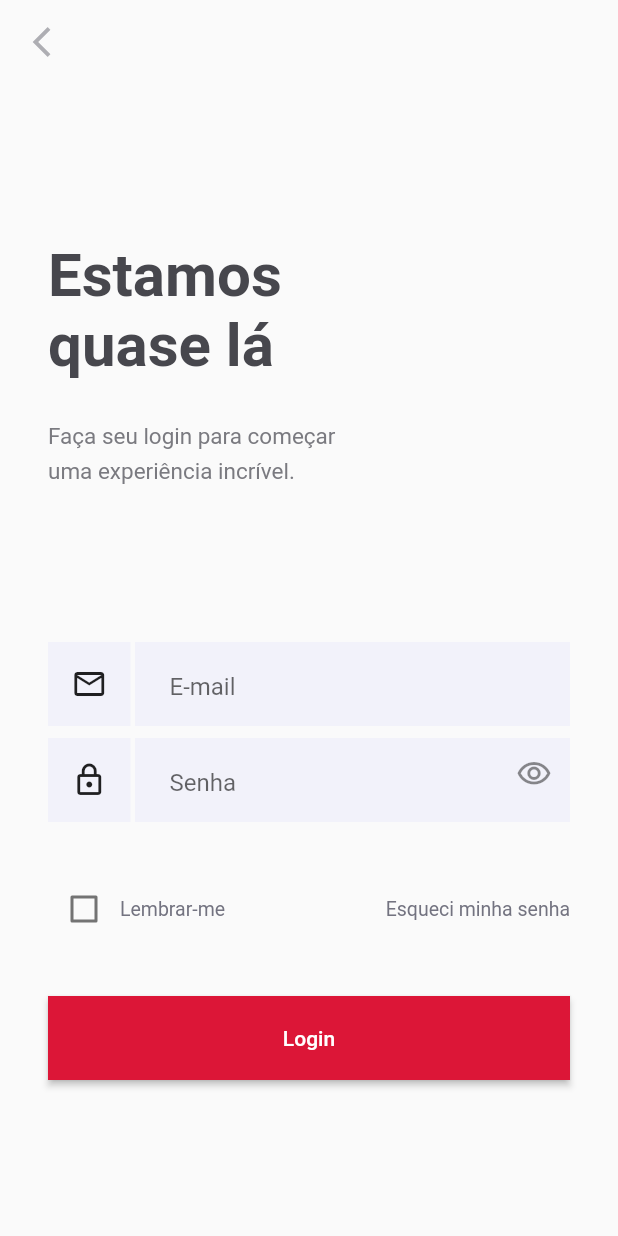
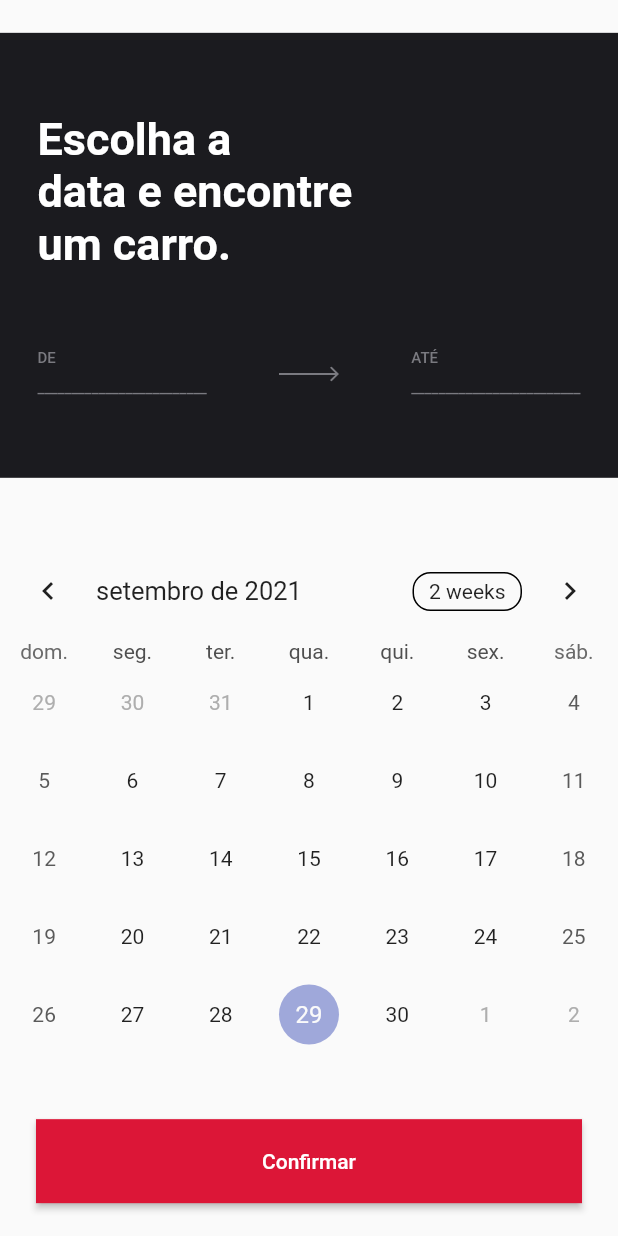
Before and after one commit to samples-flutter/rentx-app, a Flutter app: the LoginPage screen opened directly, after a tap on "Login", on a phone screen of 412 x 824 dp. Run offline on Flutter 3.47's test engine with Material 2 defaults, Android fonts, the phone set to English and light mode, and no system bars; drawn by our look-alikes of table_calendar; our stand-ins replace flutter_svg.

Commit message:
feat: create calendar

```diff
--- a/lib/main.dart
+++ b/lib/main.dart
@@ -1,9 +1,10 @@
 import 'package:flutter/material.dart';
-import 'package:rentx/pages/login/login_page.dart';
+import 'package:intl/date_symbol_data_local.dart';
+
 import 'package:rentx/pages/splashscreen/splash_union.dart';
 
 void main() {
-  runApp(MyApp());
+ initializeDateFormatting().then((value) => runApp(MyApp()));
 }
 
 Map<int, Color> color = {
--- a/lib/pages/login/login_page.dart
+++ b/lib/pages/login/login_page.dart
@@ -2,6 +2,7 @@ import 'package:flutter/material.dart';
 import 'package:rentx/app/widget/app_bar_rendx.dart';
 import 'package:rentx/app/widget/button_rentx.dart';
 import 'package:rentx/pages/login/widget/text_field_login.dart';
+import 'package:rentx/pages/search_car/search_car_page.dart';
 import 'package:rentx/styles/app_colors.dart';
 
 class LoginPage extends StatelessWidget {
@@ -11,7 +12,9 @@ class LoginPage extends StatelessWidget {
   Widget build(BuildContext context) {
     return Scaffold(
       appBar: AppBarRendX(),
-      body: Container(
+      body: SingleChildScrollView(
+        child: Container(
+          height: MediaQuery.of(context).size.height,
           padding: EdgeInsets.only(left: 32, right: 32),
           child: Column(
             mainAxisAlignment: MainAxisAlignment.spaceEvenly,
@@ -80,12 +83,18 @@ class LoginPage extends StatelessWidget {
                       child: ButtonRentx(
                           label: "Login",
                           color: AppColors.primary,
-                        action: () {}))
+                          action: () {
+                            Navigator.push(
+                                context,
+                                MaterialPageRoute(
+                                    builder: (_) => SearchCarPage()));
+                          }))
                 ],
               ),
             ],
           ),
         ),
+      ),
     );
   }
 }
--- a/lib/pages/login/widget/text_field_login.dart
+++ b/lib/pages/login/widget/text_field_login.dart
@@ -43,6 +43,10 @@ class _TextFieldLoginState extends State<TextFieldLogin> {
               child: Container(
                 height: 56,
                 child: TextField(
+                  obscureText: widget.inputType == InputType.password,
+                  keyboardType: widget.inputType == InputType.email
+                      ? TextInputType.emailAddress
+                      : TextInputType.visiblePassword,
                   onChanged: widget.onChange,
                   decoration: InputDecoration(
                       contentPadding: EdgeInsets.only(left: 23, top: 20),
--- /dev/null
+++ b/lib/pages/search_car/search_car_page.dart
@@ -0,0 +1,104 @@
+import 'package:flutter/material.dart';
+import 'package:flutter_svg/flutter_svg.dart';
+import 'package:rentx/app/widget/button_rentx.dart';
+import 'package:rentx/pages/search_car/widget/calendar_widget.dart';
+import 'package:rentx/styles/app_colors.dart';
+import 'package:table_calendar/table_calendar.dart';
+
+class SearchCarPage extends StatefulWidget {
+  const SearchCarPage({Key? key}) : super(key: key);
+
+  @override
+  _SearchCarPageState createState() => _SearchCarPageState();
+}
+
+class _SearchCarPageState extends State<SearchCarPage> {
+  CalendarFormat _calendarFormat = CalendarFormat.month;
+  DateTime _focusedDay = DateTime.now();
+  DateTime? _selectedDay;
+
+  @override
+  Widget build(BuildContext context) {
+    final size = MediaQuery.of(context).size;
+
+    return Scaffold(
+      body: Column(
+        mainAxisAlignment: MainAxisAlignment.spaceAround,
+        children: [
+          Container(
+            padding: EdgeInsets.symmetric(horizontal: 25),
+            color: AppColors.black,
+            width: size.width,
+            height: size.height * 0.36,
+            child: Column(
+              mainAxisAlignment: MainAxisAlignment.spaceEvenly,
+              crossAxisAlignment: CrossAxisAlignment.start,
+              children: [
+                Text(
+                  'Escolha a\ndata e encontre\num carro.',
+                  style: TextStyle(
+                      color: Colors.white,
+                      fontSize: 30,
+                      fontWeight: FontWeight.w600),
+                ),
+                Row(
+                  mainAxisAlignment: MainAxisAlignment.spaceBetween,
+                  children: [
+                    Column(
+                      crossAxisAlignment: CrossAxisAlignment.start,
+                      children: [
+                        Text(
+                          'DE',
+                          style: TextStyle(
+                              fontSize: 10,
+                              color: AppColors.grayText,
+                              fontWeight: FontWeight.w500),
+                        ),
+                        const SizedBox(height: 8),
+                        Text(
+                          '_________________________',
+                          style: TextStyle(
+                              fontSize: 10,
+                              color: AppColors.grayText,
+                              fontWeight: FontWeight.w500),
+                        ),
+                      ],
+                    ),
+                    SvgPicture.asset('images/arrow.svg'),
+                    Column(
+                      crossAxisAlignment: CrossAxisAlignment.start,
+                      children: [
+                        Text(
+                          'ATÉ',
+                          style: TextStyle(
+                              fontSize: 10,
+                              color: AppColors.grayText,
+                              fontWeight: FontWeight.w500),
+                        ),
+                        const SizedBox(height: 8),
+                        Text(
+                          '_________________________',
+                          style: TextStyle(
+                              fontSize: 10,
+                              color: AppColors.grayText,
+                              fontWeight: FontWeight.w500),
+                        ),
+                      ],
+                    ),
+                  ],
+                )
+              ],
+            ),
+          ),
+          CalendarWidget(),
+          Container(
+            padding: EdgeInsets.symmetric(horizontal: 24),
+            width: size.width,
+            child: ButtonRentx(
+                label: "Confirmar", color: AppColors.primary, action: () => {}),
+          )
+        ],
+      ),
+    );
+  }
+}
--- /dev/null
+++ b/lib/pages/search_car/widget/calendar_widget.dart
@@ -0,0 +1,62 @@
+import 'package:flutter/material.dart';
+import 'package:table_calendar/table_calendar.dart';
+
+class CalendarWidget extends StatefulWidget {
+  @override
+  _CalendarWidgetState createState() => _CalendarWidgetState();
+}
+
+class _CalendarWidgetState extends State<CalendarWidget> {
+  CalendarFormat _calendarFormat = CalendarFormat.month;
+  RangeSelectionMode _rangeSelectionMode = RangeSelectionMode
+      .toggledOn; // Can be toggled on/off by longpressing a date
+  DateTime _focusedDay = DateTime.now();
+  DateTime? _selectedDay;
+  DateTime? _rangeStart;
+  DateTime? _rangeEnd;
+
+  @override
+  Widget build(BuildContext context) {
+    return TableCalendar(
+      locale: 'pt_BR',
+      firstDay: DateTime.utc(2010, 10, 16),
+      lastDay: DateTime.utc(2030, 3, 14),
+      focusedDay: _focusedDay,
+      selectedDayPredicate: (day) => isSameDay(_selectedDay, day),
+      rangeStartDay: _rangeStart,
+      rangeEndDay: _rangeEnd,
+      calendarFormat: _calendarFormat,
+      rangeSelectionMode: _rangeSelectionMode,
+      onDaySelected: (selectedDay, focusedDay) {
+        if (!isSameDay(_selectedDay, selectedDay)) {
+          setState(() {
+            _selectedDay = selectedDay;
+            _focusedDay = focusedDay;
+            _rangeStart = null; // Important to clean those
+            _rangeEnd = null;
+            _rangeSelectionMode = RangeSelectionMode.toggledOff;
+          });
+        }
+      },
+      onRangeSelected: (start, end, focusedDay) {
+        setState(() {
+          _selectedDay = null;
+          _focusedDay = focusedDay;
+          _rangeStart = start;
+          _rangeEnd = end;
+          _rangeSelectionMode = RangeSelectionMode.toggledOn;
+        });
+      },
+      onFormatChanged: (format) {
+        if (_calendarFormat != format) {
+          setState(() {
+            _calendarFormat = format;
+          });
+        }
+      },
+      onPageChanged: (focusedDay) {
+        _focusedDay = focusedDay;
+      },
+    );
+  }
+}
--- a/lib/pages/welcome/welcome_page.dart
+++ b/lib/pages/welcome/welcome_page.dart
@@ -42,7 +42,8 @@ class WelcomePage extends StatelessWidget {
                           label: "Login",
                           color: AppColors.primary,
                           action: () {
-                            MaterialPageRoute(builder: (_) => LoginPage());
+                            Navigator.push(context,
+                                MaterialPageRoute(builder: (_) => LoginPage()));
                           },
                         ),
                       ),
--- a/pubspec.yaml
+++ b/pubspec.yaml
@@ -29,6 +29,8 @@ dependencies:
   # Use with the CupertinoIcons class for iOS style icons.
   cupertino_icons: ^1.0.2
   flutter_svg: ^0.22.0
+  table_calendar: ^3.0.2
+  intl:
 
 dev_dependencies:
   flutter_test:
@@ -51,6 +53,7 @@ flutter:
      - images/union.svg
      - images/icon_calendar.svg
      - images/ic_car.svg
+     - images/arrow.svg
 
   # An image asset can refer to one or more resolution-specific "variants", see
   # https://flutter.dev/assets-and-images/#resolution-aware.
```
Also changed, not shown: images/arrow.svg (added), pubspec.lock. Lines whose indentation alone changed are shown as unchanged.
